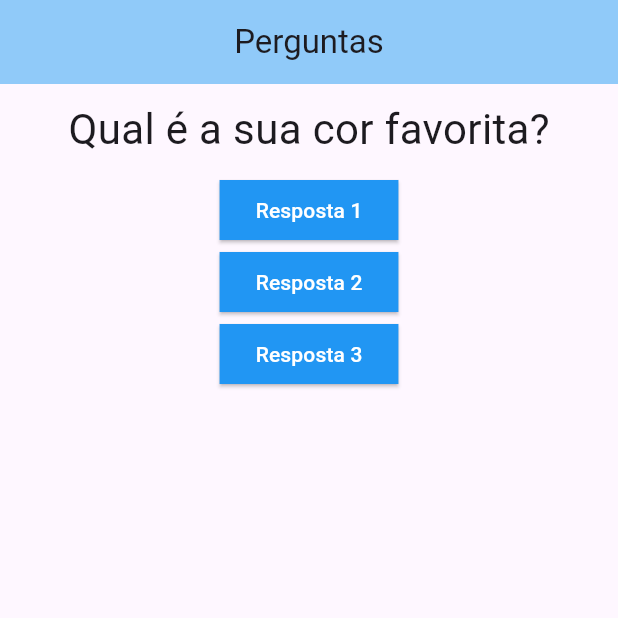
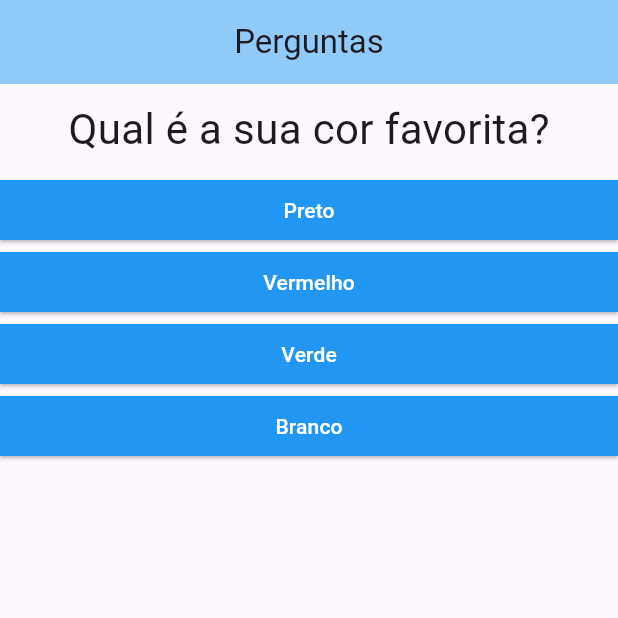
Before and after one commit to gabrielnavas/simple-ask-flutter, a Flutter app: the screen it shows after launch, on a phone screen of 412 x 824 dp, the top half of it. Run offline on Flutter 3.47's test engine with Material 3 defaults, Android fonts, the phone set to English and light mode, and no system bars.

Commit message:
get question selected from map and create for loop answers

```diff
--- a/lib/answer_button.dart
+++ b/lib/answer_button.dart
@@ -16,10 +16,13 @@ class AnswerButton extends StatelessWidget {
 
   @override
   Widget build(BuildContext context) {
-    return ElevatedButton(
-      onPressed: onPressed,
-      style: style,
-      child: Text(title),
+    return Container(
+      width: double.infinity,
+      child: ElevatedButton(
+        onPressed: onPressed,
+        style: style,
+        child: Text(title),
+      ),
     );
   }
 }
--- a/lib/main.dart
+++ b/lib/main.dart
@@ -7,19 +7,31 @@
 class _PerguntaAppState extends State<PerguntaApp> {
   int _questionSelected = 0;
 
-  final List<String> perguntas = [
-    'Qual é a sua cor favorita?',
-    'Qual é o seu animal favorito?',
+  final List<Map<String, Object>> questions = [
+    {
+      'text': 'Qual é a sua cor favorita?',
+      'answers': ['Preto', 'Vermelho', 'Verde', 'Branco'],
+    },
+    {
+      'text': 'Qual é o seu animal favorito?',
+      'answers': ['Coelho', 'Cobra', 'Elefante', 'Leão'],
+    },
+    {
+      'text': 'Qual é o seu instrutor favorito?',
+      'answers': ['Maria', 'João', 'Leo', 'Pedro'],
+    },
   ];
 
   void _incrementQuestionSelected() {
     setState(() {
-      if (_questionSelected + 1 < perguntas.length) _questionSelected++;
+      _questionSelected++;
     });
   }
 
   @override
   Widget build(BuildContext context) {
+    final Map<String, Object> questionSelected = questions[_questionSelected];
+
     return MaterialApp(
       home: Scaffold(
         appBar: AppBar(
@@ -31,10 +43,9 @@
         ),
         body: Column(
           children: [
-            Question(perguntas[_questionSelected]),
-            AnswerButton('Resposta 1', _incrementQuestionSelected),
-            AnswerButton('Resposta 2', _incrementQuestionSelected),
-            AnswerButton('Resposta 3', _incrementQuestionSelected),
+            Question(questionSelected['text'].toString()),
+            for (String answer in questionSelected['answers'] as List<String>)
+              AnswerButton(answer, _incrementQuestionSelected)
           ],
         ),
       ),
```
